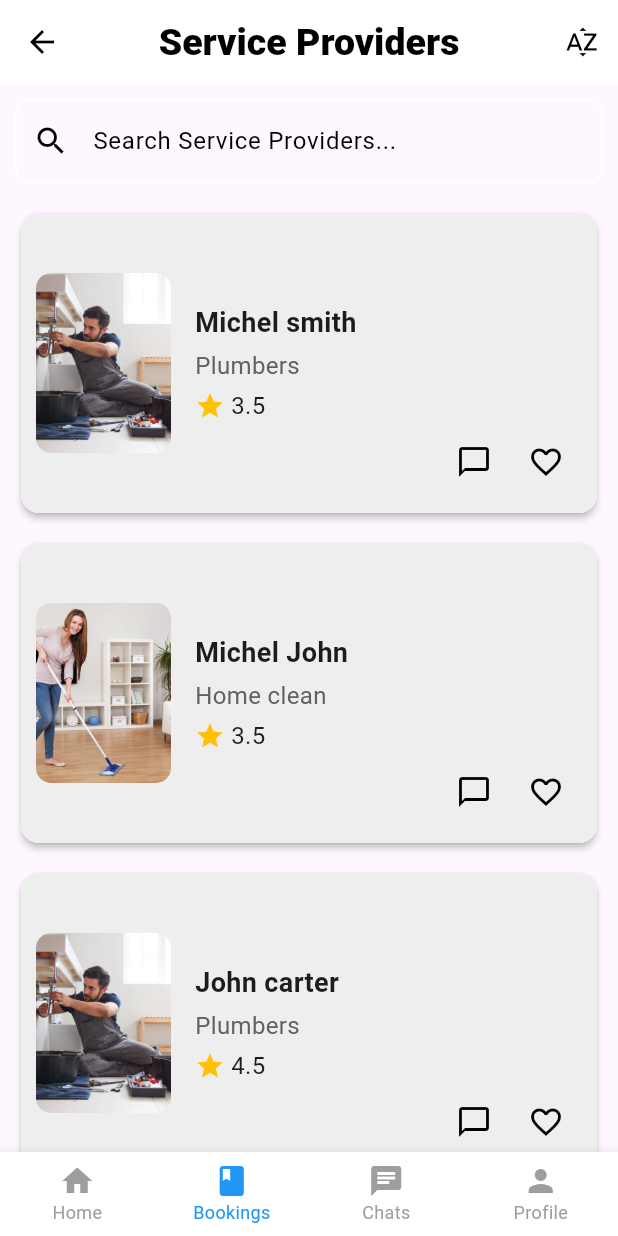
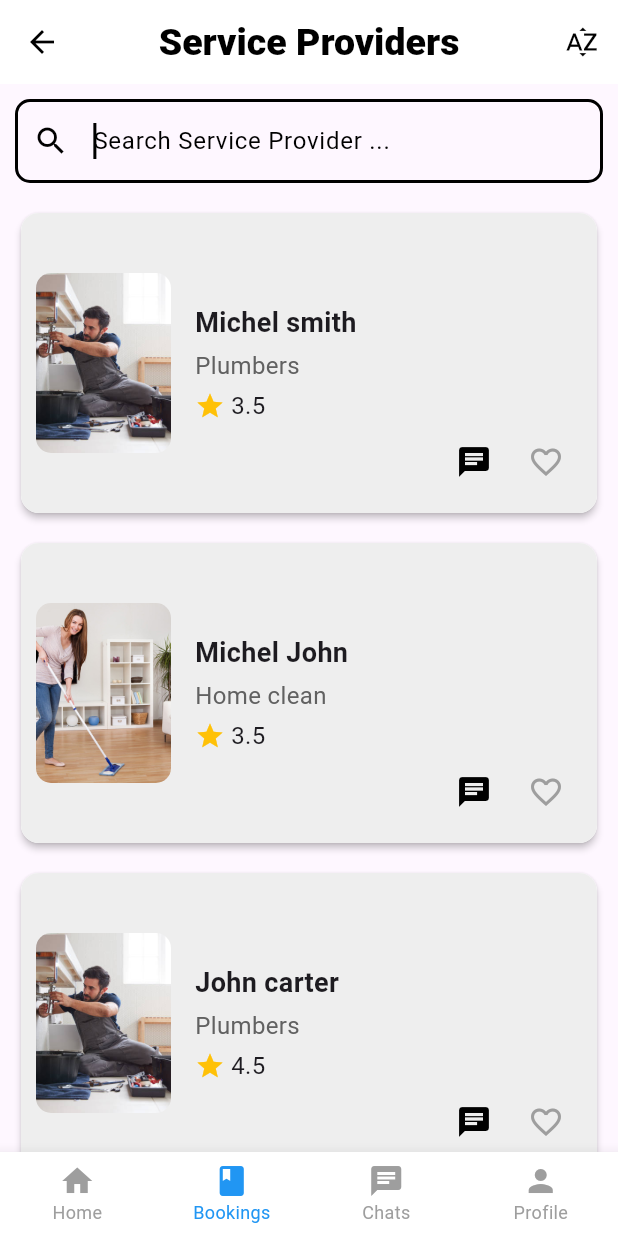
Before and after one commit to prasadzalake45/Home_Services, a Flutter app: the ServiceDetailsScreen screen opened directly with empty values, on a phone screen of 412 x 824 dp. Run offline on Flutter 3.47's test engine with Material 3 defaults, Android fonts, the phone set to English and light mode, and no system bars; our stand-ins replace country_picker, flutter_mobx, mobx, smooth_page_indicator, smooth_star_rating_null_safety; generated files the repository leaves out were written again.

Commit message:
19 march

```diff
--- /dev/null
+++ b/lib/components/service_provider_widget.dart
@@ -0,0 +1,128 @@
+import 'package:flutter/material.dart';
+
+class ServiceProviderCard extends StatefulWidget {
+  final String imagePath;
+  final String providerName;
+  final String serviceName;
+  final String rating;
+
+
+  ServiceProviderCard({
+    required this.imagePath,
+    required this.providerName,
+    required this.serviceName,
+    required this.rating,
+
+  });
+
+  @override
+  _ServiceProviderCardState createState() => _ServiceProviderCardState();
+}
+
+class _ServiceProviderCardState extends State<ServiceProviderCard>{
+
+
+  bool isFavourite=false;
+
+  void toggleFavourite(){
+    setState(() {
+      isFavourite=!isFavourite;
+    });
+  }
+  @override
+  Widget build(BuildContext context) {
+    return Padding(
+      padding: EdgeInsets.symmetric(horizontal: 10, vertical: 6),
+      child: Card(
+        elevation: 2,
+        shape: RoundedRectangleBorder(
+          borderRadius: BorderRadius.circular(12),
+        ),
+        child: Container(
+          height: 200,
+          padding: EdgeInsets.all(10),
+          decoration: BoxDecoration(
+            color: Colors.grey[200],
+            borderRadius: BorderRadius.circular(12),
+          ),
+          child: Row(
+            crossAxisAlignment: CrossAxisAlignment.center,
+            children: [
+              // Left Side - Image
+              ClipRRect(
+                borderRadius: BorderRadius.circular(10),
+                child: Image.asset(
+                  widget.imagePath,
+                  width: 90,
+                  height: 120,
+                  fit: BoxFit.cover,
+                ),
+              ),
+              SizedBox(width: 16),
+
+              // Right Side - Details
+              Expanded(
+                child: Column(
+                  crossAxisAlignment: CrossAxisAlignment.start,
+                  mainAxisAlignment: MainAxisAlignment.center,
+                  children: [
+                    Text(
+                      widget.providerName,
+                      style: TextStyle(fontSize: 18, fontWeight: FontWeight.bold),
+                    ),
+                    SizedBox(height: 4),
+                    Text(
+                      widget.serviceName,
+                      style: TextStyle(fontSize: 16, color: Colors.grey[700]),
+                    ),
+                    SizedBox(height: 4),
+                    Row(
+                      children: [
+                        Icon(Icons.star, color: Colors.amber, size: 20),
+                        SizedBox(width: 4),
+                        Text(
+                          widget.rating.toString(),
+                          style: TextStyle(fontSize: 16),
+                        ),
+                      ],
+                    ),
+                  ],
+                ),
+              ),
+
+              // Right Bottom Section
+              Column(
+                mainAxisAlignment: MainAxisAlignment.end,
+                crossAxisAlignment: CrossAxisAlignment.end,
+                children: [
+                  Row(
+                    children: [
+                      IconButton(
+                        icon: Icon(Icons.chat),
+                        onPressed: (){
+
+                        },
+                      ),
+                      IconButton(
+                        icon: Icon(
+                          isFavourite?Icons.favorite:Icons.favorite_border,
+                          color: isFavourite?Colors.red:Colors.grey,
+
+
+                          ),
+
+                        onPressed: toggleFavourite,
+                      ),
+                    ],
+                  ),
+                ],
+              ),
+            ],
+          ),
+        ),
+      ),
+
+    );
+
+  }
+}
--- a/lib/screens/service_details_screen.dart
+++ b/lib/screens/service_details_screen.dart
@@ -1,6 +1,8 @@
 import 'dart:convert';
 import 'package:flutter/material.dart';
 import 'package:flutter/services.dart' as rootBundle;
+import 'package:home_services/components/service_provider_widget.dart';
+import 'package:home_services/screens/service_prov_details_screen.dart';
 import '../models/services_details.dart';
 import '../utils/widgets.dart'; // Custom bottom navigation bar
 import '../fragments/account_fragment.dart';
@@ -20,12 +22,23 @@ class ServiceDetailsScreen extends StatefulWidget {
 class _ServiceDetailsScreenState extends State<ServiceDetailsScreen> {
   List<ServicesDetails> servicesDetails = [];
   List<ServicesDetails> filteredServices = [];
+  final FocusNode _focusNode=FocusNode();
   int _selectedIndex = 1; // Default index for Services
+
+
+
+
+
+
 
   @override
   void initState() {
     super.initState();
     loadServices();
+      Future.delayed(Duration(milliseconds: 300),(){
+      _focusNode.requestFocus();
+
+    });
   }
 
   Future<void> loadServices() async {
@@ -46,6 +59,12 @@ class _ServiceDetailsScreenState extends State<ServiceDetailsScreen> {
           .toList();
     });
   }
+
+
+   void dispose(){
+    _focusNode.dispose();
+    super.dispose()
+;  }
 
   void _onItemTapped(int index) {
     switch (index) {
@@ -86,7 +105,16 @@ class _ServiceDetailsScreenState extends State<ServiceDetailsScreen> {
 
   @override
   Widget build(BuildContext context) {
-    return Scaffold(
+    return GestureDetector(
+      onTap: (){
+        Navigator.push(
+          context,
+          MaterialPageRoute(
+            builder: (context)=>ServiceProviderDetailScreen(providerId: 0,),
+          )
+          );
+      },
+      child: Scaffold(
         body: Column(
           children: [
             // AppBar with search bar
@@ -123,8 +151,11 @@ class _ServiceDetailsScreenState extends State<ServiceDetailsScreen> {
                     padding: EdgeInsets.symmetric(horizontal: 10, vertical: 10),
                     child: TextField(
                       onChanged: filterSearch,
+                      focusNode: _focusNode,
+
                       decoration: InputDecoration(
-                      hintText: "Search Service Providers...",
+
+                        hintText: "Search Service Provider ...",
                         prefixIcon: Icon(Icons.search),
                         border: OutlineInputBorder(
                           borderRadius: BorderRadius.circular(10),
@@ -144,96 +175,14 @@ class _ServiceDetailsScreenState extends State<ServiceDetailsScreen> {
                       itemCount: filteredServices.length,
                       itemBuilder: (context, index) {
                         final service = filteredServices[index];
-                      return Padding(
-                        padding: EdgeInsets.symmetric(horizontal: 10, vertical: 6),
-                        child: Card(
-                          elevation: 2,
-                          shape: RoundedRectangleBorder(
-                            borderRadius: BorderRadius.circular(12),
-                          ),
-                          child: Container(
-                            height: 200,
-                            padding: EdgeInsets.all(10),
-                            decoration: BoxDecoration(
-                              color: Colors.grey[200],
-                              borderRadius: BorderRadius.circular(12),
-                            ),
-                            child: Row(
-                              crossAxisAlignment: CrossAxisAlignment.center,
-                              children: [
-                                // Left Side - Image
-                                ClipRRect(
-                                  borderRadius: BorderRadius.circular(10),
-                                  child: Image.asset(
-                                    service.imagePath,
-                                    width: 90,
-                                    height: 120,
-                                    fit: BoxFit.cover,
-                                  ),
-                                ),
-                                SizedBox(width: 16),
+                        return ServiceProviderCard(
+                          imagePath: service.imagePath,
+                          providerName: service.providerName,
+                          serviceName: service.serviceName,
+                          rating: service.rating,
+                        );
 
-                                // Right Side - Details
-                                Expanded(
-                                  child: Column(
-                                    crossAxisAlignment: CrossAxisAlignment.start,
-                                    mainAxisAlignment: MainAxisAlignment.center,
-                                    children: [
-                                      Text(
-                                        service.providerName,
-                                        style: TextStyle(
-                                            fontSize: 18,
-                                            fontWeight: FontWeight.bold),
-                                      ),
-                                      SizedBox(height: 4),
-                                      Text(
-                                        service.serviceName,
-                                        style: TextStyle(
-                                            fontSize: 16, color: Colors.grey[700]),
-                                      ),
-                                      SizedBox(height: 4),
-                                      Row(
-                                        children: [
-                                          Icon(Icons.star, color: Colors.amber, size: 20),
-                                          SizedBox(width: 4),
-                                          Text(
-                                            service.rating.toString(),
-                                            style: TextStyle(fontSize: 16),
-                                          ),
-                                        ],
-                                      ),
-                                    ],
-                                  ),
-                                ),
 
-                                // Right Bottom Section
-                                Column(
-                                  mainAxisAlignment: MainAxisAlignment.end,
-                                  crossAxisAlignment: CrossAxisAlignment.end,
-                                  children: [
-                                    Row(
-                                      children: [
-                                        IconButton(
-                                          icon: Icon(Icons.chat_bubble_outline),
-                                          onPressed: () {
-                                            // Handle chat action
-                                          },
-                                        ),
-                                        IconButton(
-                                          icon: Icon(Icons.favorite_border),
-                                          onPressed: () {
-                                            // Handle favorite action
-                                          },
-                                        ),
-                                      ],
-                                    ),
-                                  ],
-                                ),
-                              ],
-                            ),
-                          ),
-                        ),
-                      );
                       },
                     ),
             ),
@@ -243,6 +192,10 @@ class _ServiceDetailsScreenState extends State<ServiceDetailsScreen> {
           selectedIndex: _selectedIndex,
           onItemTapped: _onItemTapped,
         ),
+      ),
     );
   }
 }
+
+class ServiceProviderDetailsScreen {
+}
--- a/pubspec.yaml
+++ b/pubspec.yaml
@@ -75,6 +75,7 @@ flutter:
     - assets/images/
     - assets/services_list.json
     - assets/serviceProviderDetails.json
+    - assets/services_prov_detailed.json
 
 
   # An image asset can refer to one or more resolution-specific "variants", see
```
Also changed, not shown: assets/services_prov_detailed.json (added, +22 -0 lines), lib/components/service_prov_detailed.dart (added, +217 -0 lines), lib/models/service_prov_detailed.dart (added, +54 -0 lines), lib/screens/service_prov_details_screen.dart (added, +80 -0 lines), 4 other files. Lines whose indentation alone changed are shown as unchanged.
